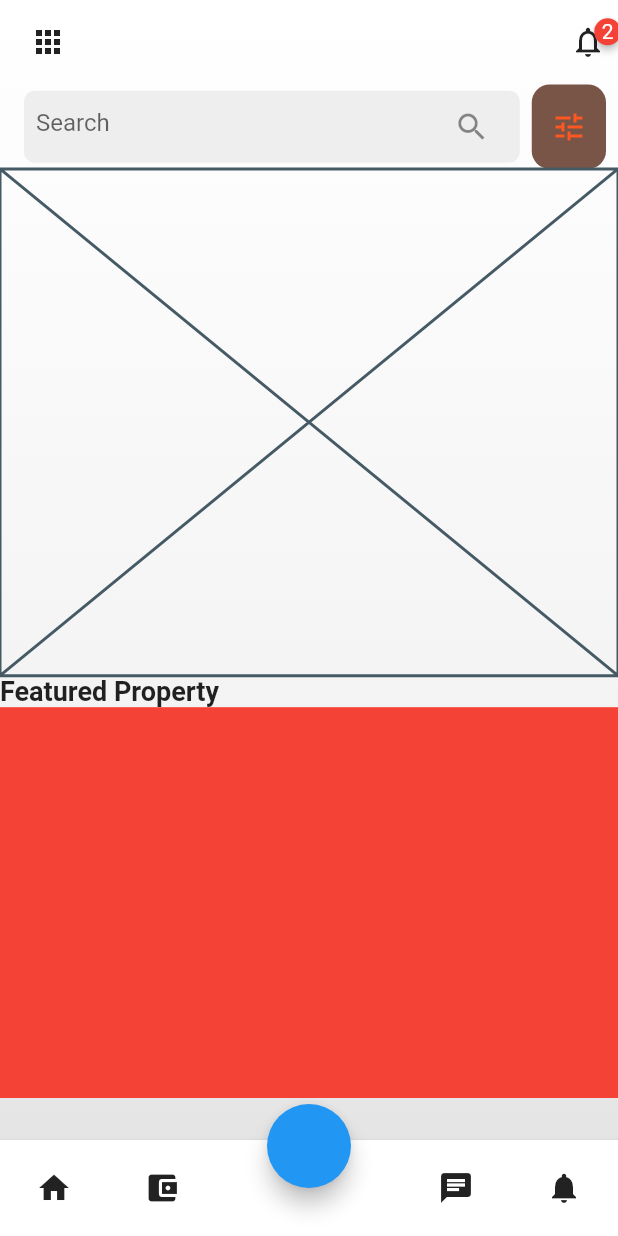
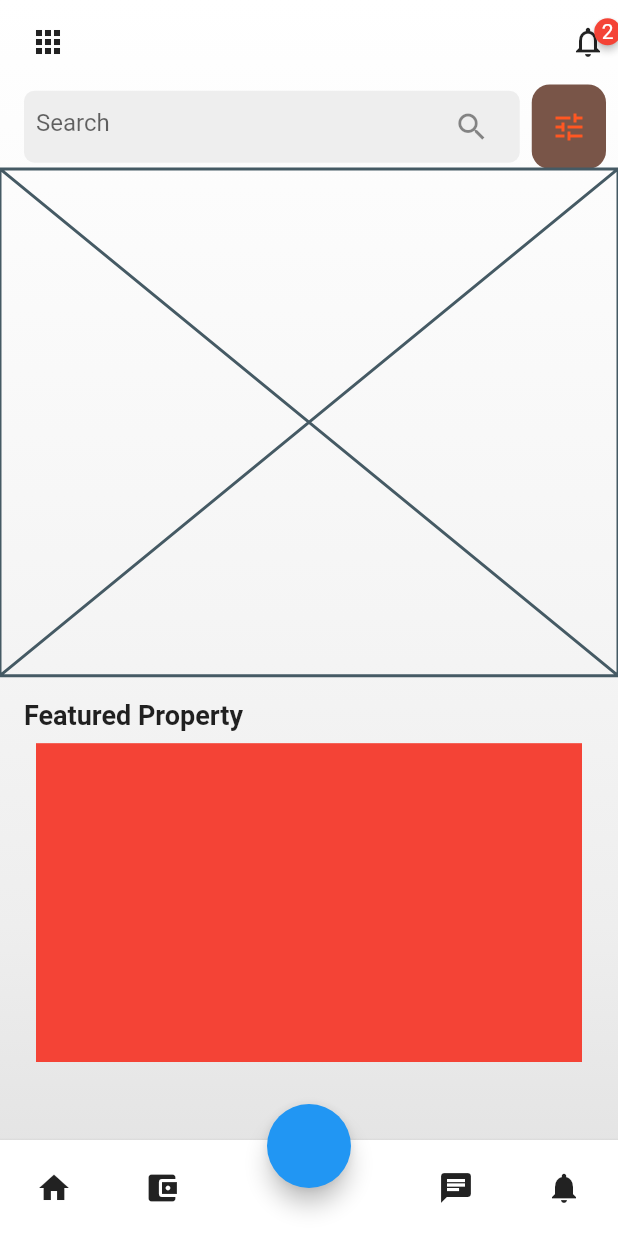
Before and after one commit to JAICHANGPARK/flutter_notebook_11th_story, a Flutter app: the screen it shows after launch, on a phone screen of 412 x 824 dp. Run offline on Flutter 3.47's test engine with Material 2 defaults, Android fonts, the phone set to English and light mode, and no system bars; drawn by our look-alikes of badges; our stand-ins replace backdrop, flutter_inner_drawer, flutter_slidable, flutter_swiper, google_fonts.

Commit message:
Update real_estate_home_page.dart

```diff
--- a/lib/ep731_real_estate_app/ui/real_estate_home_page.dart
+++ b/lib/ep731_real_estate_app/ui/real_estate_home_page.dart
@@ -151,19 +151,25 @@ class _RealEstateHomePageState extends State<RealEstateHomePage> {
                       ),
                     )),
                     Expanded(flex: 6, child: Placeholder()),
-                    Expanded(flex: 5, child: Column(
+                    Expanded(flex: 5, child: Padding(
+                      padding: const EdgeInsets.all(16.0),
+                      child: Column(
                         crossAxisAlignment: CrossAxisAlignment.start,
                         children: [
                           Text("Featured Property", style: TextStyle(
                             fontSize: 18,
                             fontWeight: FontWeight.bold
                           ),),
-                        Expanded(child: Container(
+                          Expanded(child: Padding(
+                            padding: const EdgeInsets.all(8.0),
+                            child: Container(
                               decoration: BoxDecoration(
                                 color: Colors.red
                               ),
+                            ),
                           ))
                         ],
+                      ),
                     )),
                   ],
                 )),
```
Lines whose indentation alone changed are shown as unchanged.
